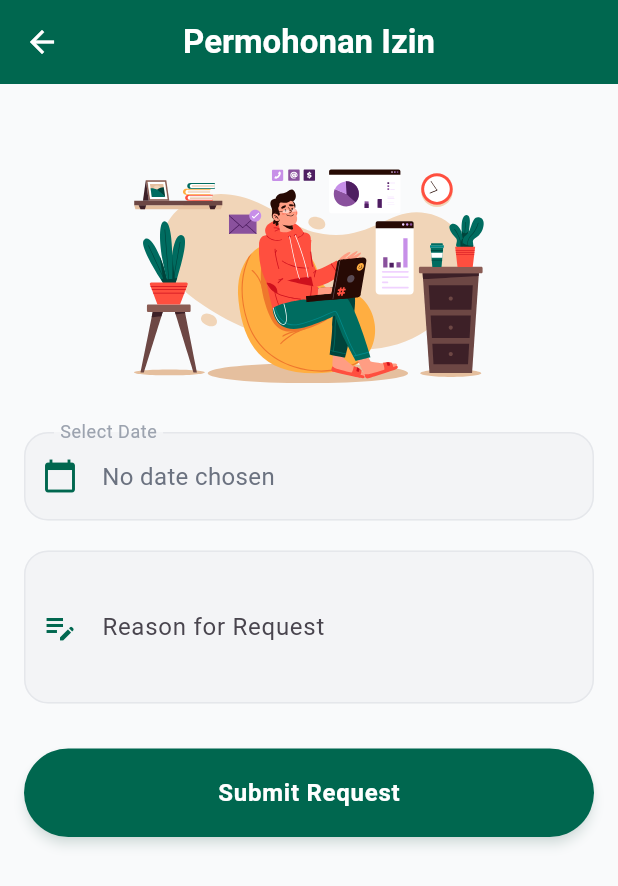
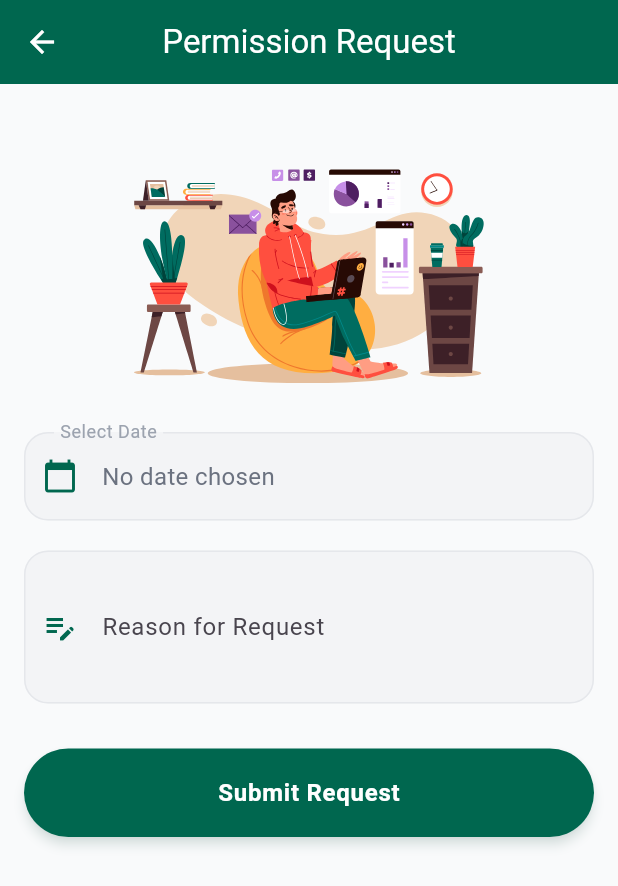
Before and after one commit to ridaprojectppkd/absensi_project, a Flutter app: the RequestScreen screen opened directly, on a phone screen of 412 x 824 dp. Shown: the top 886 px of the screen. Run offline on Flutter 3.47's test engine with Material 3 defaults, Android fonts, the phone set to English and light mode, and no system bars; drawn by our look-alikes of lottie; our stand-ins replace fl_chart, font_awesome_flutter, geocoding, geolocator, google_maps_flutter, image_picker and 2 more; accounts and stored records are empty.

Commit message:
CHANGE: Text Permission Request in Request Screen

```diff
--- a/lib/screens/attendance/request_screen.dart
+++ b/lib/screens/attendance/request_screen.dart
@@ -132,10 +132,7 @@ class _RequestScreenState extends State<RequestScreen> {
     return Scaffold(
       backgroundColor: AppColors.background,
       appBar: AppBar(
-        title: (Text(
-          'Permohonan Izin',
-          style: TextStyle(fontWeight: FontWeight.bold),
-        )),
+        title: (Text('Permission Request')),
         centerTitle: true,
         backgroundColor: AppColors.primary,
         foregroundColor: Colors.white,
```
